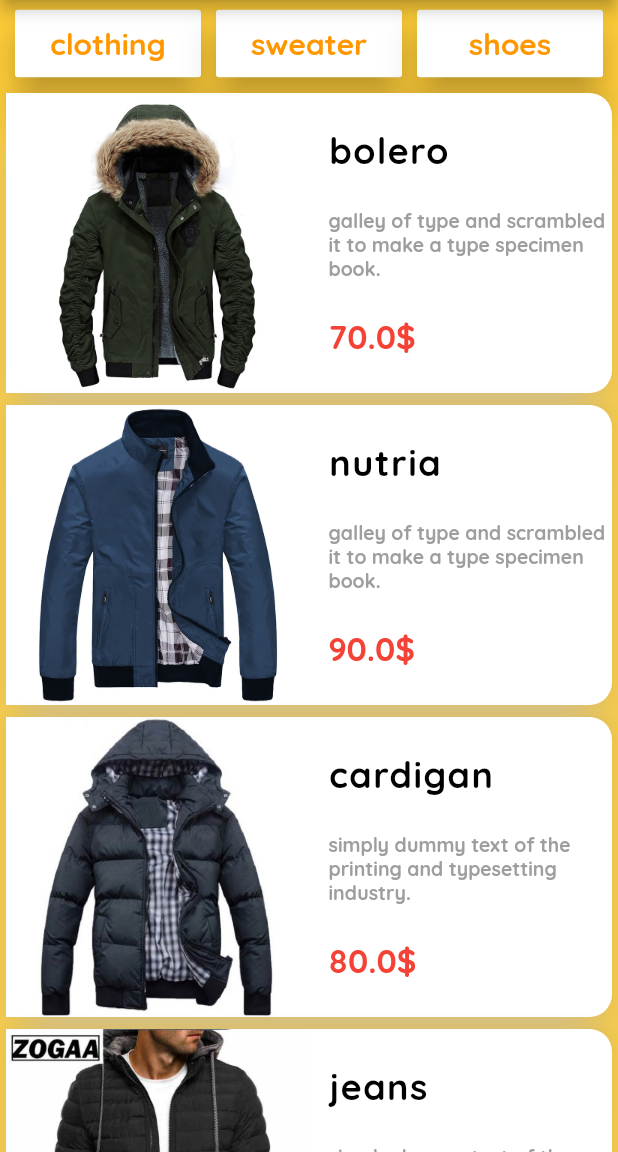
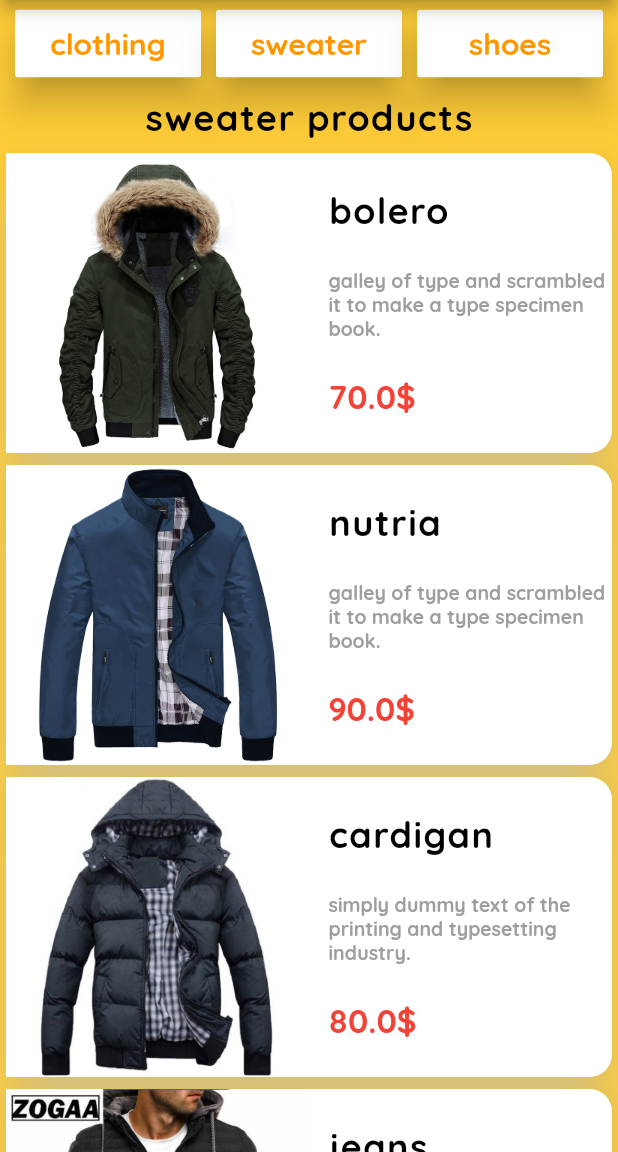
Before and after one commit to Suhaib200119/ShopApp, a Flutter app: the screen it shows after launch, after a tap on "sweater", on a phone screen of 412 x 824 dp, the part 84-1236 px from its top. Run offline on Flutter 3.47's test engine with Material 2 defaults, Android fonts, the phone set to English and light mode, and no system bars.

Commit message:
Adding text

```diff
--- /dev/null
+++ b/lib/DB.dart
@@ -0,0 +1,43 @@
+import 'Clothing.dart';
+import 'Shoes.dart';
+import 'Sweater.dart';
+
+List<Clothing> clothingData=[
+  Clothing("Pincourt",30,"r1.jpeg","simply dummy text of the printing and typesetting industry."),
+  Clothing("cardigan",20,"r3.jpeg","simply dummy text of the printing and typesetting industry."),
+  Clothing("Alskini",40,"r2.jpeg","galley of type and scrambled it to make a type specimen book."),
+  Clothing("Plessee",50,"r5.jpeg","simply dummy text of the printing and typesetting industry."),
+  Clothing("cardigan",20,"r3.jpeg","simply dummy text of the printing and typesetting industry."),
+  Clothing("blazer",25,"r4.jpeg","galley of type and scrambled it to make a type specimen book."),
+  Clothing("Alskini",40,"r2.jpeg","galley of type and scrambled it to make a type specimen book."),
+  Clothing("Plessee",50,"r5.jpeg","simply dummy text of the printing and typesetting industry."),
+  Clothing("blazer",25,"r4.jpeg","galley of type and scrambled it to make a type specimen book."),
+  Clothing("Pincourt",30,"r1.jpeg","simply dummy text of the printing and typesetting industry."),
+
+];
+List<Sweater> sweaterData=[
+  Sweater("bolero",70,"g1.jpg","galley of type and scrambled it to make a type specimen book."),
+  Sweater("nutria",90,"g5.jpg","galley of type and scrambled it to make a type specimen book."),
+  Sweater("cardigan",80,"g2.jpg","simply dummy text of the printing and typesetting industry."),
+  Sweater("jeans",40,"g4.jpg","simply dummy text of the printing and typesetting industry."),
+  Sweater("blazer",65,"g3.jpg","galley of type and scrambled it to make a type specimen book."),
+  Sweater("bolero",70,"g1.jpg","galley of type and scrambled it to make a type specimen book."),
+  Sweater("jeans",40,"g4.jpg","simply dummy text of the printing and typesetting industry."),
+  Sweater("cardigan",80,"g2.jpg","simply dummy text of the printing and typesetting industry."),
+  Sweater("nutria",90,"g5.jpg","galley of type and scrambled it to make a type specimen book."),
+  Sweater("blazer",65,"g3.jpg","galley of type and scrambled it to make a type specimen book."),
+
+];
+List<Shoes> shoesData=[
+  Shoes("Chanel",40,"s5.jpg","simply dummy text of the printing and typesetting industry."),
+  Shoes("Salvatore",30,"s1.jpg","simply dummy text of the printing and typesetting industry."),
+  Shoes("Bruno ",25,"s4.jpg","galley of type and scrambled it to make a type specimen book."),
+  Shoes("Louboutin",35,"s2.jpg","simply dummy text of the printing and typesetting industry."),
+  Shoes("Edmunds",20,"s3.jpg","galley of type and scrambled it to make a type specimen book."),
+  Shoes("Louboutin",35,"s2.jpg","simply dummy text of the printing and typesetting industry."),
+  Shoes("Edmunds",20,"s3.jpg","galley of type and scrambled it to make a type specimen book."),
+  Shoes("Bruno ",25,"s4.jpg","galley of type and scrambled it to make a type specimen book."),
+  Shoes("Chanel",40,"s5.jpg","simply dummy text of the printing and typesetting industry."),
+  Shoes("Salvatore",30,"s1.jpg","simply dummy text of the printing and typesetting industry."),
+
+];
--- a/lib/main.dart
+++ b/lib/main.dart
@@ -1,7 +1,5 @@
 import 'package:flutter/material.dart';
-import 'package:my_shop_app/Sweater.dart';
-import 'Clothing.dart';
-import 'Shoes.dart';
+import 'DB.dart';
 
 void main() {
   runApp(MyApp());
@@ -28,50 +26,8 @@ class MyHomePage extends StatefulWidget {
 }
 
 class _MyHomePageState extends State<MyHomePage> {
-  String dataShow="clothing";
-  List<Clothing> clothingData=[
-    Clothing("Pincourt",30,"r1.jpeg","simply dummy text of the printing and typesetting industry."),
-    Clothing("cardigan",20,"r3.jpeg","simply dummy text of the printing and typesetting industry."),
-    Clothing("Alskini",40,"r2.jpeg","galley of type and scrambled it to make a type specimen book."),
-    Clothing("Plessee",50,"r5.jpeg","simply dummy text of the printing and typesetting industry."),
-    Clothing("cardigan",20,"r3.jpeg","simply dummy text of the printing and typesetting industry."),
-    Clothing("blazer",25,"r4.jpeg","galley of type and scrambled it to make a type specimen book."),
-    Clothing("Alskini",40,"r2.jpeg","galley of type and scrambled it to make a type specimen book."),
-    Clothing("Plessee",50,"r5.jpeg","simply dummy text of the printing and typesetting industry."),
-    Clothing("blazer",25,"r4.jpeg","galley of type and scrambled it to make a type specimen book."),
-    Clothing("Pincourt",30,"r1.jpeg","simply dummy text of the printing and typesetting industry."),
+  String products="clothing";
 
-  ];
-  List<Sweater> sweaterData=[
-    Sweater("bolero",70,"g1.jpg","galley of type and scrambled it to make a type specimen book."),
-    Sweater("nutria",90,"g5.jpg","galley of type and scrambled it to make a type specimen book."),
-    Sweater("cardigan",80,"g2.jpg","simply dummy text of the printing and typesetting industry."),
-    Sweater("jeans",40,"g4.jpg","simply dummy text of the printing and typesetting industry."),
-    Sweater("blazer",65,"g3.jpg","galley of type and scrambled it to make a type specimen book."),
-    Sweater("bolero",70,"g1.jpg","galley of type and scrambled it to make a type specimen book."),
-    Sweater("jeans",40,"g4.jpg","simply dummy text of the printing and typesetting industry."),
-    Sweater("cardigan",80,"g2.jpg","simply dummy text of the printing and typesetting industry."),
-    Sweater("nutria",90,"g5.jpg","galley of type and scrambled it to make a type specimen book."),
-    Sweater("blazer",65,"g3.jpg","galley of type and scrambled it to make a type specimen book."),
-
-  ];
-  List<Shoes> shoesData=[
-    Shoes("Chanel",40,"s5.jpg","simply dummy text of the printing and typesetting industry."),
-    Shoes("Salvatore",30,"s1.jpg","simply dummy text of the printing and typesetting industry."),
-    Shoes("Bruno ",25,"s4.jpg","galley of type and scrambled it to make a type specimen book."),
-    Shoes("Louboutin",35,"s2.jpg","simply dummy text of the printing and typesetting industry."),
-    Shoes("Edmunds",20,"s3.jpg","galley of type and scrambled it to make a type specimen book."),
-    Shoes("Louboutin",35,"s2.jpg","simply dummy text of the printing and typesetting industry."),
-    Shoes("Edmunds",20,"s3.jpg","galley of type and scrambled it to make a type specimen book."),
-    Shoes("Bruno ",25,"s4.jpg","galley of type and scrambled it to make a type specimen book."),
-    Shoes("Chanel",40,"s5.jpg","simply dummy text of the printing and typesetting industry."),
-    Shoes("Salvatore",30,"s1.jpg","simply dummy text of the printing and typesetting industry."),
-
-
-
-
-
-  ];
   Widget getCard(name,price,imageName,dec){
     return Card(
       shadowColor: Colors.white,
@@ -142,13 +98,16 @@ class _MyHomePageState extends State<MyHomePage> {
                 Container(
                   alignment: Alignment.center,
                   padding: EdgeInsets.symmetric(vertical: 5,horizontal: 10),
-                  child: Row(
+                  child: Column(
+                    children: [
+
+                      Row(
                         mainAxisAlignment: MainAxisAlignment.spaceAround,
                         children: [
                           Expanded(child: RaisedButton(
                             onPressed: () {
                               setState(() {
-                            dataShow="clothing";
+                                products="clothing";
                               });
                             },
                             child: Text("clothing",style: TextStyle(fontSize: 20,fontWeight: FontWeight.bold),),
@@ -161,7 +120,7 @@ class _MyHomePageState extends State<MyHomePage> {
                           Expanded(child: RaisedButton(
                             onPressed: () {
                               setState(() {
-                            dataShow="sweater";
+                                products="sweater";
                               });
                             },
                             child: Text("sweater",style: TextStyle(fontSize: 20,fontWeight: FontWeight.bold),),
@@ -174,7 +133,7 @@ class _MyHomePageState extends State<MyHomePage> {
                           Expanded(child: RaisedButton(
                             onPressed: () {
                               setState(() {
-                            dataShow="shoes";
+                                products="shoes";
                               });
                             },
                             child: Text("shoes",style: TextStyle(fontSize: 20,fontWeight: FontWeight.bold),),
@@ -185,15 +144,24 @@ class _MyHomePageState extends State<MyHomePage> {
                           ),),
                         ],
                       ),
+                      SizedBox(height: 10,),
+                      Text("$products products",style: TextStyle(
+                        color: Colors.black,
+                        fontSize: 24,
+                        letterSpacing: 1,
+                        fontWeight: FontWeight.bold,
+                      ),),
+                    ],
+                  )
                 ),
 
-                if(dataShow=="clothing")...clothingData.map((c){
+                if(products=="clothing")...clothingData.map((c){
                   return getCard(c.name.toString(), c.price, c.imageName.toString(),c.description.toString());
                 }),
-                if(dataShow=="sweater")...sweaterData.map((s){
+                if(products=="sweater")...sweaterData.map((s){
                   return getCard(s.name.toString(), s.price, s.imageName.toString(),s.description.toString());
                 }),
-                if(dataShow=="shoes")...shoesData.map((sh){
+                if(products=="shoes")...shoesData.map((sh){
                   return getCard(sh.name.toString(), sh.price, sh.imageName.toString(),sh.description.toString());
                 }),
               ],
```
Lines whose indentation alone changed are shown as unchanged.
